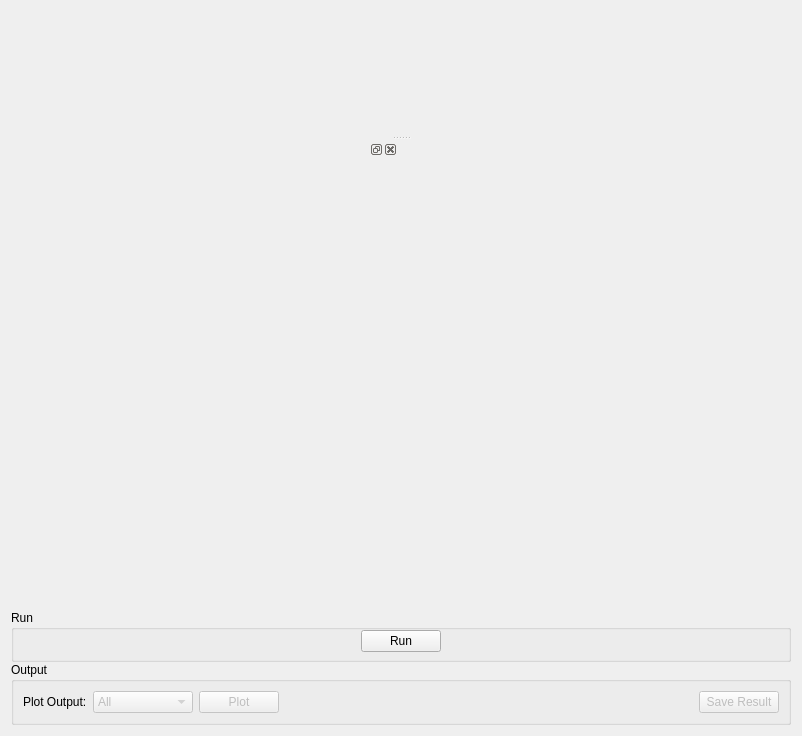
Qt form qt/scientific_interfaces/Indirect/MSDFit.ui (mantidproject/mantid) before a commit.
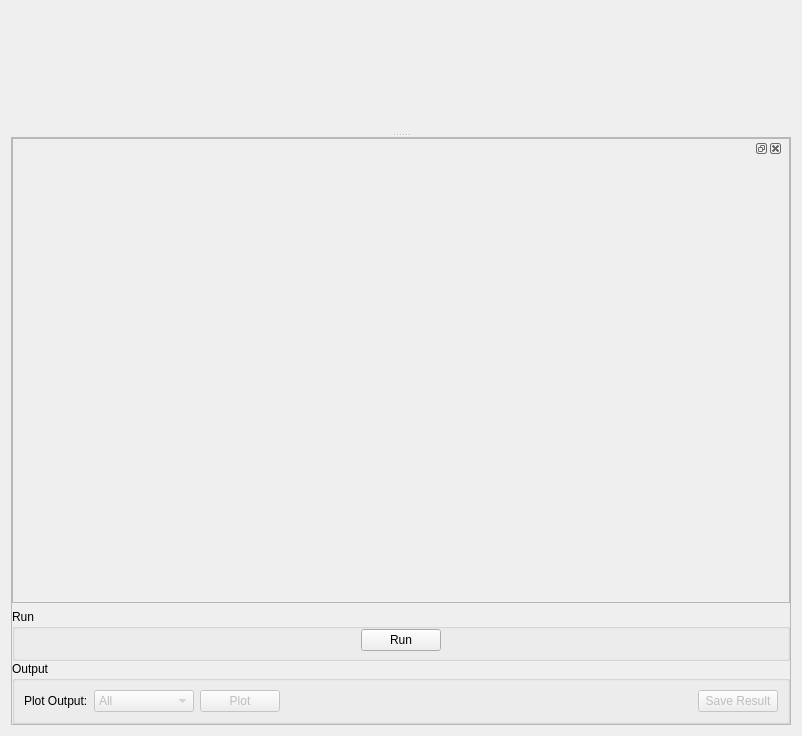
The same form after that commit. Custom widgets are drawn as their Qt base class.

Commit message: Refs #24448. Test dockwidget movement

Patch:
```diff
--- a/qt/scientific_interfaces/Indirect/MSDFit.ui
+++ b/qt/scientific_interfaces/Indirect/MSDFit.ui
@@ -23,13 +23,47 @@
       <bool>false</bool>
      </property>
      <widget class="MantidQt::CustomInterfaces::IDA::IndirectFitDataView" name="fitDataView" native="true"/>
-     <widget class="QWidget" name="layoutWidget">
-      <layout class="QVBoxLayout" name="verticalLayout">
-       <property name="spacing">
-        <number>6</number>
+     <widget class="QFrame" name="fBottom">
+      <property name="frameShape">
+       <enum>QFrame::StyledPanel</enum>
+      </property>
+      <property name="frameShadow">
+       <enum>QFrame::Raised</enum>
+      </property>
+      <layout class="QVBoxLayout" name="verticalLayout_4">
+       <property name="leftMargin">
+        <number>0</number>
+       </property>
+       <property name="topMargin">
+        <number>0</number>
+       </property>
+       <property name="rightMargin">
+        <number>0</number>
+       </property>
+       <property name="bottomMargin">
+        <number>0</number>
        </property>
        <item>
-        <layout class="QHBoxLayout" name="loPlotArea" stretch="1,1">
+        <widget class="QFrame" name="fPlotsAndBrowser">
+         <property name="frameShape">
+          <enum>QFrame::StyledPanel</enum>
+         </property>
+         <property name="frameShadow">
+          <enum>QFrame::Raised</enum>
+         </property>
+         <layout class="QHBoxLayout" name="horizontalLayout_2">
+          <property name="leftMargin">
+           <number>0</number>
+          </property>
+          <property name="topMargin">
+           <number>0</number>
+          </property>
+          <property name="rightMargin">
+           <number>0</number>
+          </property>
+          <property name="bottomMargin">
+           <number>0</number>
+          </property>
          <item>
           <widget class="MantidQt::MantidWidgets::IndirectFitPropertyBrowser" name="fitPropertyBrowser">
            <property name="allowedAreas">
@@ -42,9 +76,10 @@
           <widget class="MantidQt::CustomInterfaces::IDA::IndirectFitPlotView" name="pvFitPlotView" native="true"/>
          </item>
         </layout>
+        </widget>
        </item>
        <item>
-        <widget class="QFrame" name="frame">
+        <widget class="QFrame" name="fRunAndOutput">
          <layout class="QVBoxLayout" name="verticalLayout_3">
           <property name="spacing">
            <number>0</number>
```
Left out of the diff: 2 changed lines with no effect on the pictures. Lines whose indentation alone changed are shown as unchanged.
